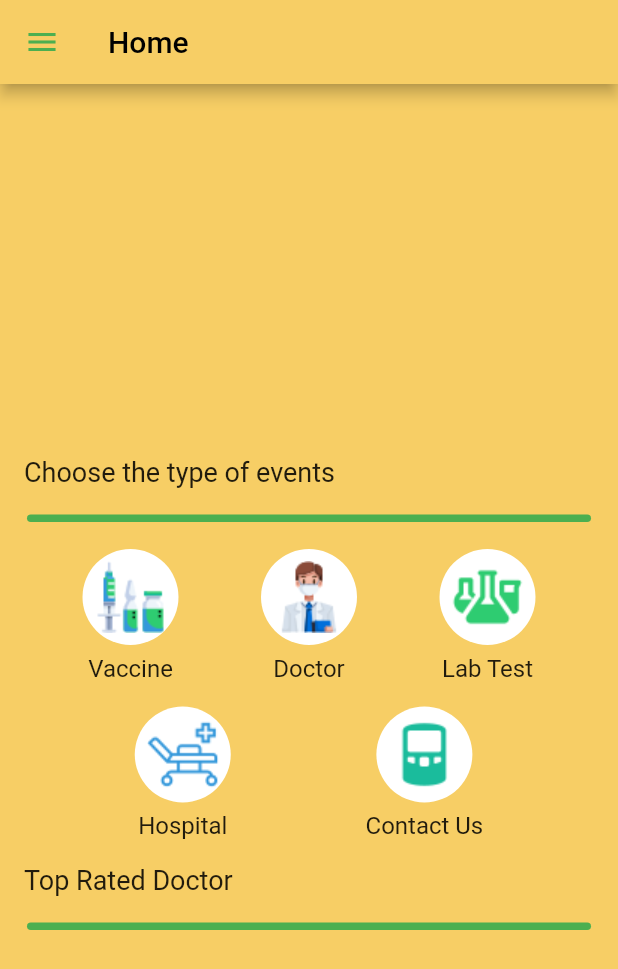
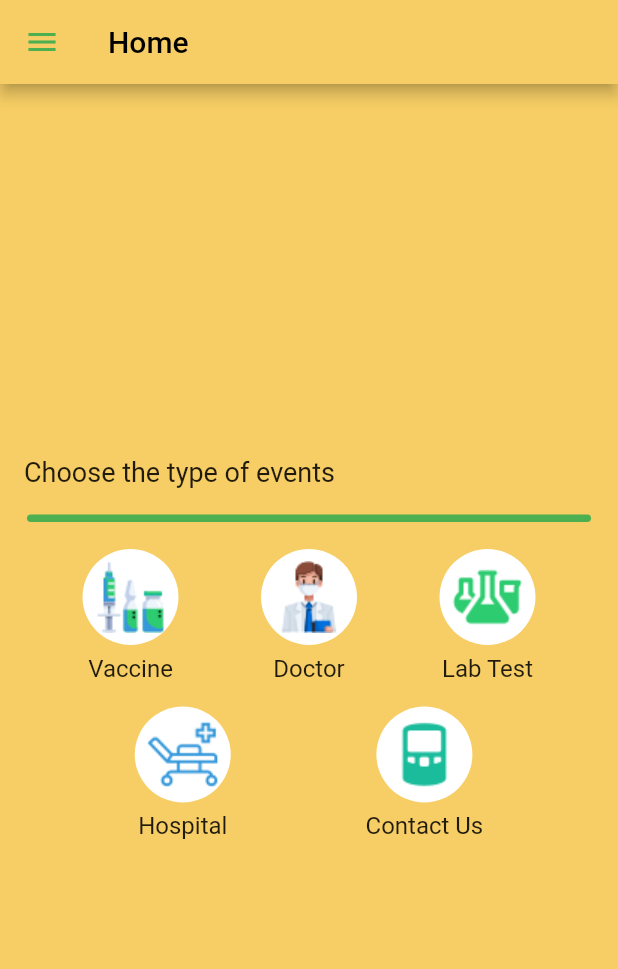
Before and after one commit to abishek12/MediTech, a Flutter app: the PatientHomeScreen screen opened directly, on a phone screen of 412 x 824 dp. Shown: the top 969 px of the screen. Run offline on Flutter 3.47's test engine with Material 2 defaults, Android fonts, the light colour scheme and no system bars; our stand-ins replace cloud_firestore, double_back_to_close_app, firebase_auth, firebase_core, flutter_local_notifications, flutter_rating_bar and 2 more; missing offline and left inert: khalti_flutter, mailer, telephony; accounts and stored records are empty.

Commit message:
final upgrade

```diff
--- a/lib/screen/home_screen.dart
+++ b/lib/screen/home_screen.dart
@@ -405,24 +405,6 @@ class PatientHomeScreen extends StatelessWidget {
                   ],
                 ),
               ),
-              Container(
-                margin: EdgeInsets.only(top: 16.0, left: 16.0),
-                child: Text(
-                  "Top Rated Doctor",
-                  style: MyStyles.headingFour,
-                ),
-              ),
-              // divider
-              Container(
-                margin: EdgeInsets.all(18.0),
-                width: MediaQuery.of(context).size.width,
-                height: 5.0,
-                decoration: BoxDecoration(
-                  color: Colors.green,
-                  borderRadius: BorderRadius.circular(16.0),
-                ),
-              ),
-              // top rated doctor
             ],
           ),
         ),
@@ -437,7 +419,7 @@ class DoctorRatingScreen extends StatelessWidget {
     return StreamBuilder<QuerySnapshot<Map<String, dynamic>>>(
       stream: FirebaseFirestore.instance
           .collection('user')
-          .limit(5)
+          .limit(3)
           .where("role", isEqualTo: "doctor")
           .snapshots(),
       builder: (_, snapshot) {
```
Also changed, not shown: lib/screen/appointment.dart (+5 -2 lines).
